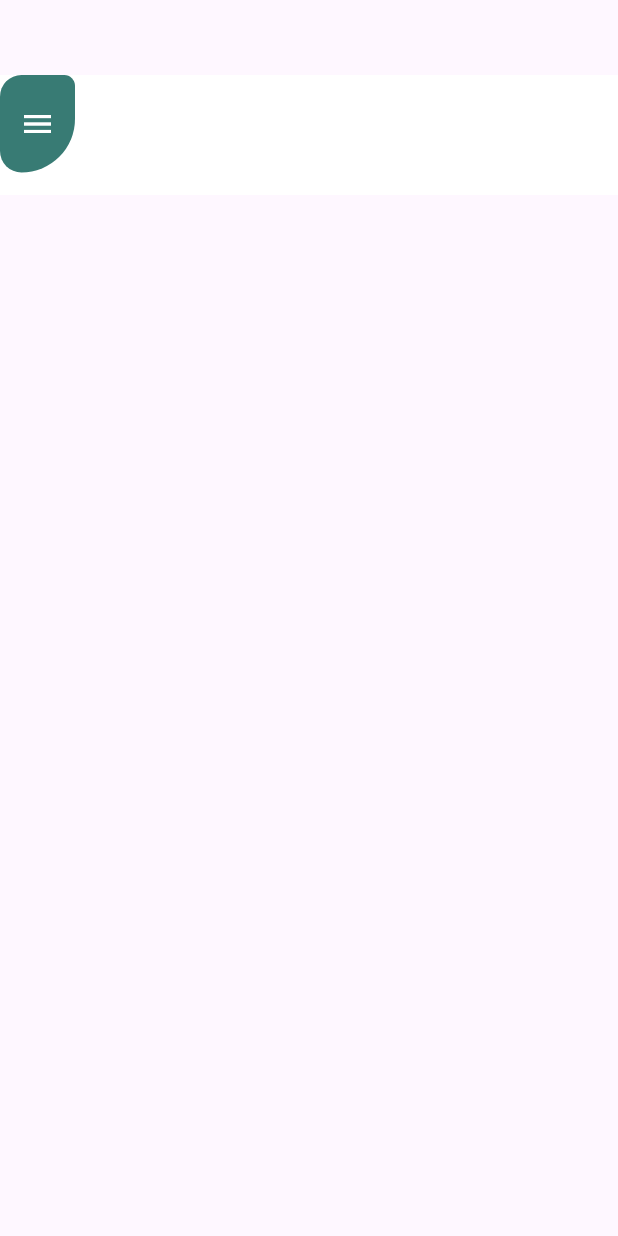
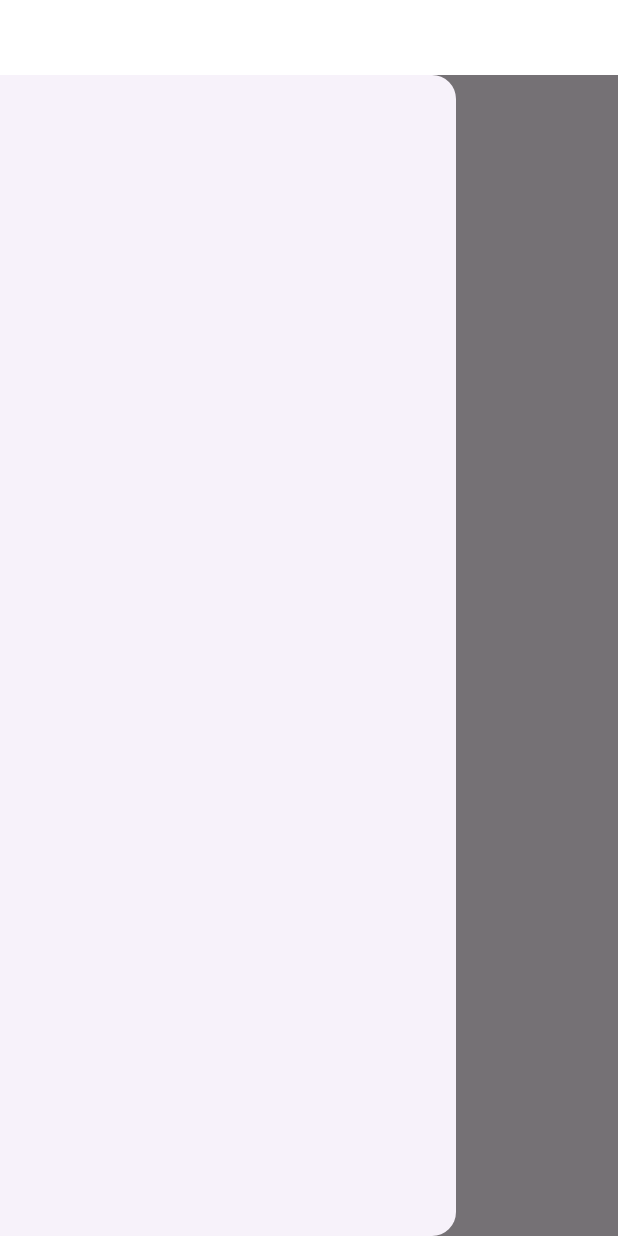
Before and after one commit to nautilus2100/bibliotheka01, a Flutter app: the CustomAppBar screen opened directly, with the side drawer open (before the commit the screen has no drawer), on a phone screen of 412 x 824 dp. Run offline on Flutter 3.47's test engine with Material 3 defaults, Android fonts, the phone set to English and light mode, and no system bars; network calls fail.

Commit message:
cambios1

```diff
--- a/lib/widgets/Custom_app_bar.dart
+++ b/lib/widgets/Custom_app_bar.dart
@@ -1,3 +1,4 @@
+import 'package:bibliotheka/page/NavBar.dart';
 import 'package:flutter/material.dart';
 import 'package:bibliotheka/core/color.dart';
 
@@ -7,39 +8,44 @@ class CustomAppBar extends StatelessWidget {
   @override
   Widget build(BuildContext context) {
     return Container(
-      color: white,
+      color: black,
       margin: EdgeInsets.only(top: 50.0),
       height: 80.0,
-      child: Row(
-        mainAxisAlignment: MainAxisAlignment.spaceBetween,
-        crossAxisAlignment: CrossAxisAlignment.start,
-        children: [
-          //Icon(Icons.menu),
-          InkWell(
-            onTap: () {
-              print("boton verde de menu");
-            },
-            splashColor: white,
-            child: Container(
-              height: 65.0,
-              width: 50.0,
-              decoration: BoxDecoration(
-                color: green,
-                borderRadius: BorderRadius.only(
-                  topLeft: Radius.circular(20.0),
-                  topRight: Radius.circular(10.0),
-                  bottomLeft: Radius.circular(20.0),
-                  bottomRight: Radius.circular(50.0),
-                ),
-              ),
-              child: Icon(
-                Icons.menu,
-                color: white,
-              ),
-            ),
-          )
-        ],
+      child: Scaffold(
+        appBar: AppBar(),
+        drawer: Drawer(),
       ),
+
+      // child: Row(
+      //   mainAxisAlignment: MainAxisAlignment.spaceBetween,
+      //   crossAxisAlignment: CrossAxisAlignment.start,
+      //   children: [
+      //     //Icon(Icons.menu),
+      //     InkWell(
+      //       onTap: () {
+      //         print("boton verde de menu");
+      //       },
+      //       splashColor: white,
+      //       child: Container(
+      //         height: 65.0,
+      //         width: 50.0,
+      //         decoration: BoxDecoration(
+      //           color: green,
+      //           borderRadius: BorderRadius.only(
+      //             topLeft: Radius.circular(20.0),
+      //             topRight: Radius.circular(10.0),
+      //             bottomLeft: Radius.circular(20.0),
+      //             bottomRight: Radius.circular(50.0),
+      //           ),
+      //         ),
+      //         // child: Icon(
+      //         //   Icons.menu,
+      //         //   color: white,
+      //         // ),
+      //       ),
+      //     )
+      //   ],
+      // ),
     );
   }
 }
```
Also changed, not shown: lib/page/NavBar.dart (added, +8 -0 lines), lib/page/home_page.dart (+69 -2 lines).
